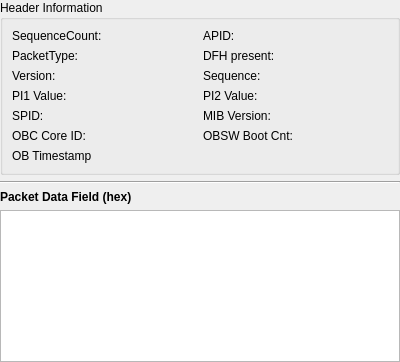
This is views/packetcontentview.ui in nicobucher/TMInspector as Qt 5 draws it before an edit. The edited form follows.
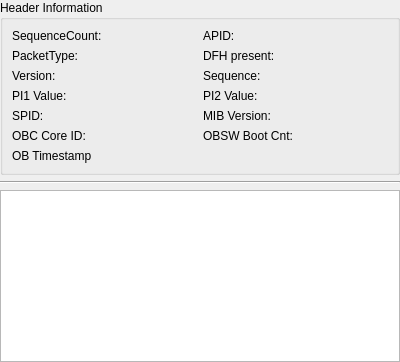
This is the edited form.

Commit message: many minor improvements: - translation tables can now be extended by manual input (also hex) - Checksum checker should display unsigned integer checksums now - Monospace fonts on every data display - Better object view window titles

Patch:
```diff
--- a/views/packetcontentview.ui
+++ b/views/packetcontentview.ui
@@ -225,31 +225,13 @@
     </widget>
    </item>
    <item>
-    <layout class="QHBoxLayout" name="horizontalLayout">
-     <item>
-      <widget class="QLabel" name="label_5">
+    <widget class="QTextEdit" name="data_line_edit">
        <property name="font">
         <font>
-         <weight>75</weight>
-         <bold>true</bold>
-        </font>
-       </property>
-       <property name="text">
-        <string>Packet Data Field (hex)</string>
-       </property>
-      </widget>
-     </item>
-     <item>
-      <widget class="QLabel" name="bytes_label">
-       <property name="text">
-        <string/>
-       </property>
-      </widget>
-     </item>
-    </layout>
-   </item>
-   <item>
-    <widget class="QTextEdit" name="data_line_edit"/>
+       <family>Courier</family>
+      </font>
+     </property>
+    </widget>
    </item>
   </layout>
  </widget>
```
Lines whose indentation alone changed are shown as unchanged. The commit also changes 7 other files.
